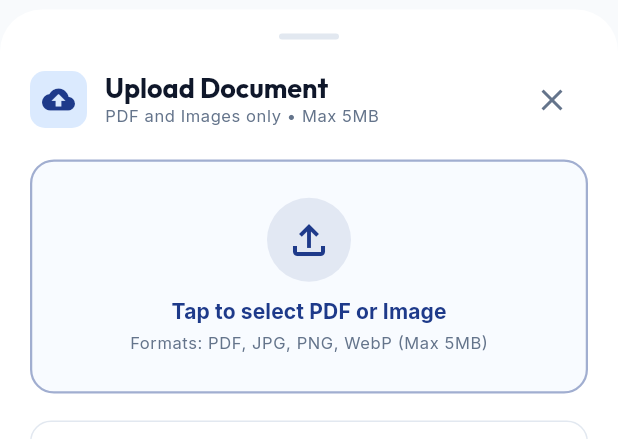
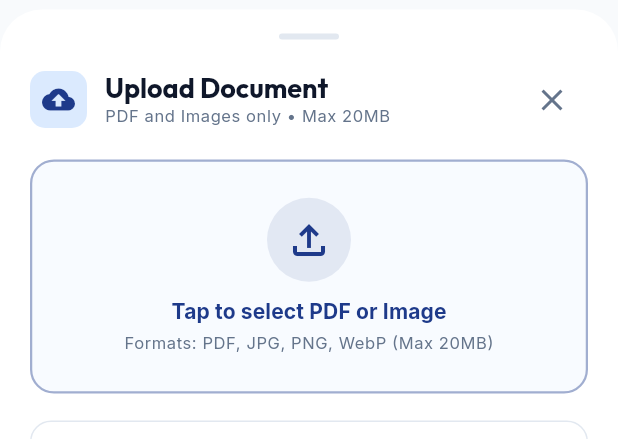
Before and after one commit to kshirsagarmangesh48-arch/sangam, a Flutter app: the UploadDocumentSheet widget shown alone on an empty page, opened directly with empty values, after a tap on "Tap to select PDF or Image", on a phone screen of 412 x 824 dp. Shown: the part 169-608 px from the top of the screen. Run offline on Flutter 3.47's test engine with Material 3 defaults, Android fonts, the phone set to English and light mode, and no system bars; our stand-ins replace dio, equatable, flutter_bloc, flutter_secure_storage, google_fonts, open_filex and 3 more; missing offline and left inert: dart:js_interop; accounts and stored records are empty; network calls fail.

Commit message:
initial commit

```diff
--- a/lib/features/documents/data/datasources/document_remote_data_source.dart
+++ b/lib/features/documents/data/datasources/document_remote_data_source.dart
@@ -256,11 +256,22 @@ class DocumentRemoteDataSourceImpl implements DocumentRemoteDataSource {
   }
 
   String _extractErrorMessage(DioException e, String defaultMessage) {
+    if (e.response?.statusCode == 413) {
+      return 'File size is too large for the server. Maximum allowed size is 20MB.';
+    }
+    if (e.type == DioExceptionType.connectionTimeout ||
+        e.type == DioExceptionType.sendTimeout ||
+        e.type == DioExceptionType.receiveTimeout) {
+      return 'Upload timed out. The file may be too large for your network connection. Please try again.';
+    }
     if (e.response?.data != null && e.response?.data is Map) {
       final map = e.response!.data as Map;
       if (map.containsKey('message') && map['message'] != null) {
         return map['message'].toString();
       }
+      if (map.containsKey('error') && map['error'] != null) {
+        return map['error'].toString();
+      }
     }
     return e.message ?? defaultMessage;
   }
--- a/lib/features/documents/presentation/bloc/document_bloc.dart
+++ b/lib/features/documents/presentation/bloc/document_bloc.dart
@@ -155,6 +155,8 @@ class DocumentBloc extends Bloc<DocumentEvent, DocumentState> {
     UploadDocumentRequested event,
     Emitter<DocumentState> emit,
   ) async {
+    final previousLoaded = state is DocumentLoaded ? state as DocumentLoaded : null;
+
     try {
       await documentRepository.uploadDocument(
         name: event.name,
@@ -194,7 +196,14 @@ class DocumentBloc extends Bloc<DocumentEvent, DocumentState> {
         ),
       );
     } catch (e) {
-      emit(DocumentError('Failed to upload document: ${e.toString()}'));
+      final raw = e.toString();
+      final cleanMsg = raw.startsWith('Exception: ')
+          ? raw.substring(11)
+          : raw;
+      emit(DocumentError('Upload failed: $cleanMsg'));
+      if (previousLoaded != null) {
+        emit(previousLoaded);
+      }
     }
   }
 
--- a/lib/features/documents/presentation/screens/category_documents_screen.dart
+++ b/lib/features/documents/presentation/screens/category_documents_screen.dart
@@ -417,7 +417,7 @@ class _CategoryDocumentsScreenState extends State<CategoryDocumentsScreen> {
                             ),
                             const SizedBox(height: 8),
                             Text(
-                              'Upload PDFs or Images (up to 5MB) into this category to view and organize them here.',
+                              'Upload PDFs or Images (up to 20MB) into this category to view and organize them here.',
                               style: text.bodySmall?.copyWith(
                                 color: colors.onSurfaceVariant,
                               ),
--- a/lib/features/documents/presentation/widgets/upload_document_sheet.dart
+++ b/lib/features/documents/presentation/widgets/upload_document_sheet.dart
@@ -42,7 +42,8 @@ class _UploadDocumentSheetState extends State<UploadDocumentSheet> {
   Uint8List? _selectedFileBytes;
   bool _isSubmitting = false;
 
-  static const int _maxFileSizeBytes = 5 * 1024 * 1024; // 5 MB
+  static const int _maxFileSizeBytes = 20 * 1024 * 1024; // 20 MB
+  static const int _warningFileSizeBytes = 10 * 1024 * 1024; // 10 MB warning threshold
   static const List<String> _allowedExtensions = [
     'pdf',
     'png',
@@ -84,7 +85,7 @@ class _UploadDocumentSheetState extends State<UploadDocumentSheet> {
           return;
         }
 
-        // 2. Validate Max size 5MB
+        // 2. Validate Max size 20MB
         int size = file.lengthSync() ?? (await file.length()) ?? 0;
 
         if (size > _maxFileSizeBytes) {
@@ -93,13 +94,28 @@ class _UploadDocumentSheetState extends State<UploadDocumentSheet> {
             ScaffoldMessenger.of(context).showSnackBar(
               SnackBar(
                 content: Text(
-                  'File size ($sizeMb MB) exceeds the 5MB limit. Please select a smaller file.',
+                  'File size ($sizeMb MB) exceeds the 20MB limit. Please select a smaller file.',
                 ),
                 backgroundColor: Colors.red,
               ),
             );
           }
           return;
+        }
+
+        if (size >= _warningFileSizeBytes) {
+          final sizeMb = (size / (1024 * 1024)).toStringAsFixed(1);
+          if (mounted) {
+            ScaffoldMessenger.of(context).showSnackBar(
+              SnackBar(
+                content: Text(
+                  'Large file selected ($sizeMb MB). Uploading may take slightly longer.',
+                ),
+                backgroundColor: Colors.amber.shade800,
+                duration: const Duration(seconds: 3),
+              ),
+            );
+          }
         }
 
         final bytes = await file.readAsBytes();
@@ -149,7 +165,7 @@ class _UploadDocumentSheetState extends State<UploadDocumentSheet> {
     if (_selectedFileSize > _maxFileSizeBytes) {
       ScaffoldMessenger.of(context).showSnackBar(
         const SnackBar(
-          content: Text('Selected file exceeds 5MB limit'),
+          content: Text('Selected file exceeds 20MB limit'),
           backgroundColor: Colors.red,
         ),
       );
@@ -187,10 +203,16 @@ class _UploadDocumentSheetState extends State<UploadDocumentSheet> {
 
     Navigator.of(context).pop();
 
+    final isLarge = _selectedFileSize >= _warningFileSizeBytes;
     ScaffoldMessenger.of(context).showSnackBar(
       SnackBar(
-        content: Text('Uploading "${_nameController.text.trim()}" to server...'),
-        backgroundColor: context.familyTheme.success,
+        content: Text(
+          isLarge
+              ? 'Uploading large file "${_nameController.text.trim()}" (${_formatBytes(_selectedFileSize)})... Please wait.'
+              : 'Uploading "${_nameController.text.trim()}" to server...',
+        ),
+        backgroundColor: isLarge ? Colors.amber.shade800 : context.familyTheme.success,
+        duration: Duration(seconds: isLarge ? 5 : 3),
       ),
     );
   }
@@ -267,7 +289,7 @@ class _UploadDocumentSheetState extends State<UploadDocumentSheet> {
                             ),
                           ),
                           Text(
-                            'PDF and Images only • Max 5MB',
+                            'PDF and Images only • Max 20MB',
                             style: text.bodySmall?.copyWith(
                               color: colors.onSurfaceVariant,
                               fontSize: 11,
@@ -328,7 +350,7 @@ class _UploadDocumentSheetState extends State<UploadDocumentSheet> {
                         ),
                         const SizedBox(height: 4),
                         Text(
-                          'Formats: PDF, JPG, PNG, WebP (Max 5MB)',
+                          'Formats: PDF, JPG, PNG, WebP (Max 20MB)',
                           style: text.bodySmall?.copyWith(
                             color: colors.onSurfaceVariant,
                             fontSize: 11,
@@ -377,11 +399,36 @@ class _UploadDocumentSheetState extends State<UploadDocumentSheet> {
                               overflow: TextOverflow.ellipsis,
                             ),
                             const SizedBox(height: 2),
-                            Text(
-                              '${_formatBytes(_selectedFileSize)} • ${_selectedFile!.extension?.toUpperCase()}',
-                              style: text.bodySmall?.copyWith(
-                                color: colors.onSurfaceVariant,
-                              ),
+                            Wrap(
+                              crossAxisAlignment: WrapCrossAlignment.center,
+                              spacing: 6,
+                              children: [
+                                Text(
+                                  '${_formatBytes(_selectedFileSize)} • ${_selectedFile!.extension?.toUpperCase()}',
+                                  style: text.bodySmall?.copyWith(
+                                    color: colors.onSurfaceVariant,
+                                  ),
+                                ),
+                                if (_selectedFileSize >= _warningFileSizeBytes)
+                                  Container(
+                                    padding: const EdgeInsets.symmetric(
+                                      horizontal: 6,
+                                      vertical: 2,
+                                    ),
+                                    decoration: BoxDecoration(
+                                      color: Colors.amber.withValues(alpha: 0.2),
+                                      borderRadius: BorderRadius.circular(4),
+                                    ),
+                                    child: Text(
+                                      'Large File',
+                                      style: text.labelSmall?.copyWith(
+                                        color: Colors.amber.shade900,
+                                        fontWeight: FontWeight.bold,
+                                        fontSize: 10,
+                                      ),
+                                    ),
+                                  ),
+                              ],
                             ),
                           ],
                         ),
@@ -394,6 +441,55 @@ class _UploadDocumentSheetState extends State<UploadDocumentSheet> {
                     ],
                   ),
                 ),
+
+              // File size warning if large (>= 10MB)
+              if (_selectedFile != null && _selectedFileSize >= _warningFileSizeBytes) ...[
+                const SizedBox(height: 10),
+                Container(
+                  width: double.infinity,
+                  padding: const EdgeInsets.symmetric(horizontal: 12, vertical: 10),
+                  decoration: BoxDecoration(
+                    color: Colors.amber.withValues(alpha: 0.12),
+                    borderRadius: BorderRadius.circular(12),
+                    border: Border.all(
+                      color: Colors.amber.shade700.withValues(alpha: 0.35),
+                    ),
+                  ),
+                  child: Row(
+                    crossAxisAlignment: CrossAxisAlignment.start,
+                    children: [
+                      Icon(
+                        Icons.warning_amber_rounded,
+                        color: Colors.amber.shade800,
+                        size: 20,
+                      ),
+                      const SizedBox(width: 10),
+                      Expanded(
+                        child: Column(
+                          crossAxisAlignment: CrossAxisAlignment.start,
+                          children: [
+                            Text(
+                              'Large File (${_formatBytes(_selectedFileSize)})',
+                              style: text.labelMedium?.copyWith(
+                                color: Colors.amber.shade900,
+                                fontWeight: FontWeight.bold,
+                              ),
+                            ),
+                            const SizedBox(height: 2),
+                            Text(
+                              'File is larger than 10MB. Uploading might take longer depending on connection speed. Please keep the app open.',
+                              style: text.bodySmall?.copyWith(
+                                color: Colors.amber.shade900,
+                                fontSize: 11,
+                              ),
+                            ),
+                          ],
+                        ),
+                      ),
+                    ],
+                  ),
+                ),
+              ],
 
               const SizedBox(height: 18),
 
```
